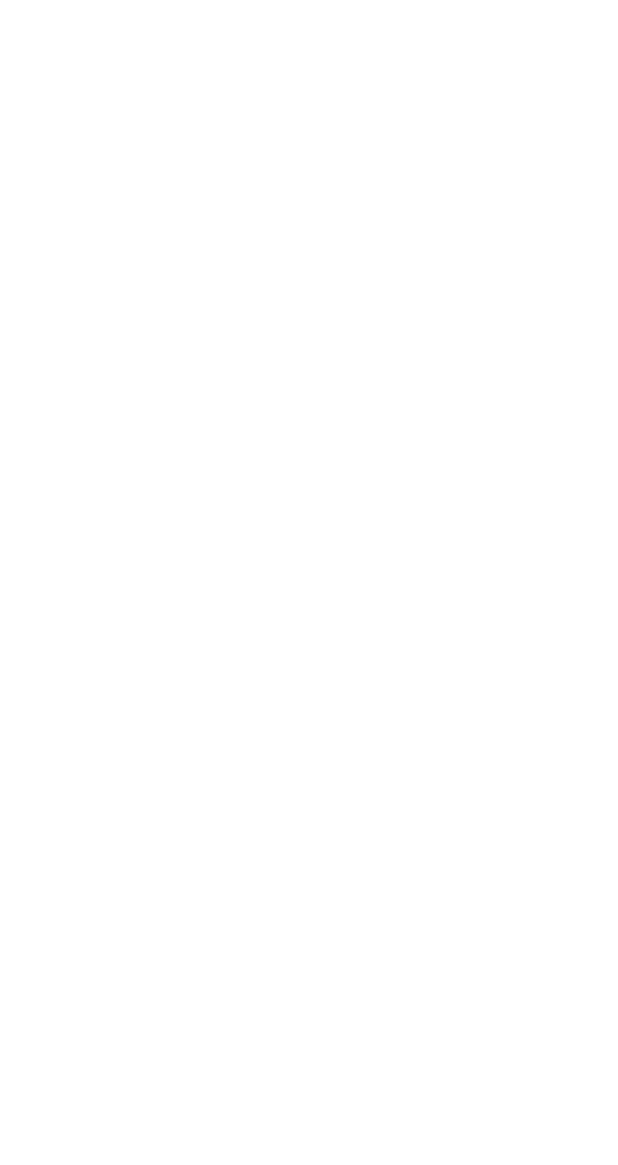
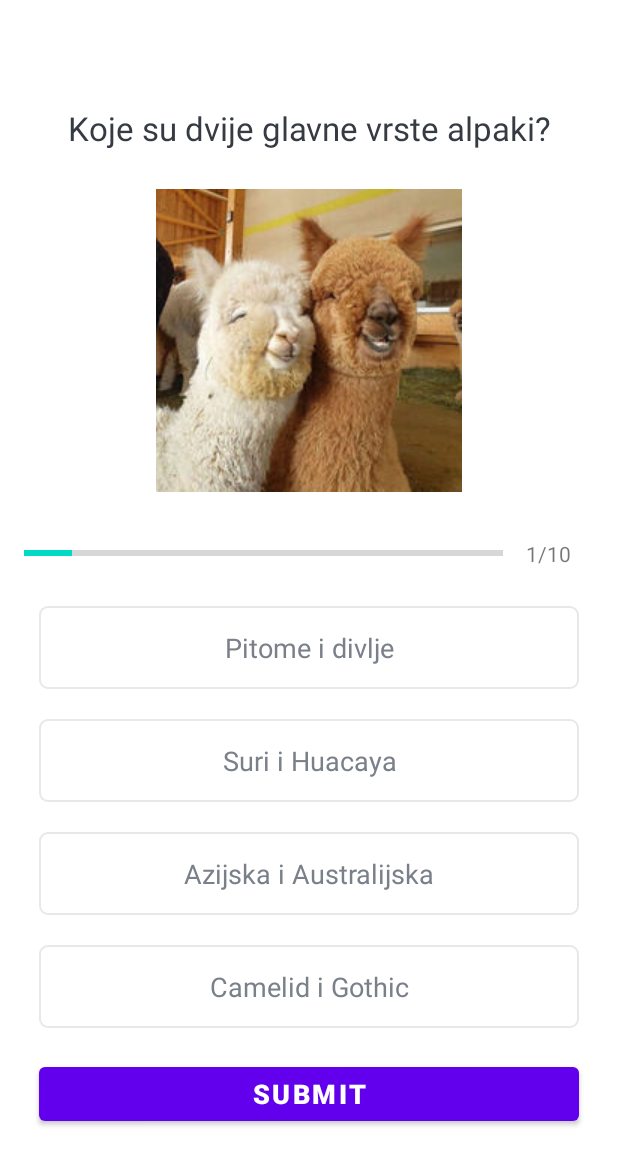
Before and after one commit to dmujanovic/QuizApp, an Android app: the QuizQuestionsActivity screen opened directly, with no data from a screen before it, on a phone screen of 412 x 824 dp. Before the commit the part shown is empty. Shown: the top 1165 px of the screen. Run offline under Robolectric (Android 15) with nearby library versions, the phone set to English and light mode, and no system bars.

Commit message:
QuestionsActivity
Added model and question activity.

```diff
--- a/Android/app/src/main/java/dmujanovic/quizzapp/Constants.kt
+++ b/Android/app/src/main/java/dmujanovic/quizzapp/Constants.kt
@@ -9,7 +9,7 @@ object Constants{
             1, "Koje su dvije glavne vrste alpaki?",
             R.drawable.firstquestion,
             "Pitome i divlje",
-            "Suri & Huacaya",
+            "Suri i Huacaya",
             "Azijska i Australijska",
             "Camelid i Gothic",
             2
--- a/Android/app/src/main/java/dmujanovic/quizzapp/QuizQuestionsActivity.kt
+++ b/Android/app/src/main/java/dmujanovic/quizzapp/QuizQuestionsActivity.kt
@@ -1,8 +1,13 @@
 package dmujanovic.quizzapp
 
+import android.media.Image
 import androidx.appcompat.app.AppCompatActivity
 import android.os.Bundle
 import android.util.Log
+import android.widget.ImageView
+import android.widget.ProgressBar
+import android.widget.TextView
+import org.w3c.dom.Text
 
 class QuizQuestionsActivity : AppCompatActivity() {
     override fun onCreate(savedInstanceState: Bundle?) {
@@ -11,5 +16,28 @@ class QuizQuestionsActivity : AppCompatActivity() {
 
         val questionsList = Constants.getQuestions()
         Log.i("Questions Size", "${questionsList.size}")
+
+        val progressBar = findViewById<ProgressBar>(R.id.progressBar)
+        val progressText = findViewById<TextView>(R.id.tvProgressbar)
+        val questiontext= findViewById<TextView>(R.id.tvQuestion)
+        val imageView = findViewById<ImageView>(R.id.ivImage)
+        val optionONe = findViewById<TextView>(R.id.tvOptionOne)
+        val optionTwo = findViewById<TextView>(R.id.tvOptionTwo)
+        val optionThree = findViewById<TextView>(R.id.tvOptionThree)
+        val optionFour = findViewById<TextView>(R.id.tvOptionFour)
+
+        val currentPosition = 1
+        val question: Question? = questionsList[currentPosition -1]
+        progressBar.progress = currentPosition
+        progressText.text = "$currentPosition" + "/" + progressBar.max
+
+        questiontext.text = question!!.question
+        imageView.setImageResource(question.image)
+        optionONe.text = question.optionOne
+        optionTwo.text = question.optionTwo
+        optionThree.text = question.optionThree
+        optionFour.text = question.optionFour
+
+
     }
 }
--- /dev/null
+++ b/Android/app/src/main/res/drawable/default_option_border_bg.xml
@@ -0,0 +1,11 @@
+<?xml version="1.0" encoding="utf-8"?>
+<shape xmlns:android="http://schemas.android.com/apk/res/android"
+ android:shape="rectangle">
+
+    <stroke
+        android:width="1dp"
+        android:color="#E8E8E8"/>
+    <solid android:color="@android:color/white"/>
+
+    <corners android:radius="5dp" />
+</shape>
--- a/Android/app/src/main/res/layout/activity_quiz_questions.xml
+++ b/Android/app/src/main/res/layout/activity_quiz_questions.xml
@@ -1,9 +1,127 @@
 <?xml version="1.0" encoding="utf-8"?>
-<androidx.constraintlayout.widget.ConstraintLayout xmlns:android="http://schemas.android.com/apk/res/android"
+<ScrollView xmlns:android="http://schemas.android.com/apk/res/android"
     xmlns:app="http://schemas.android.com/apk/res-auto"
     xmlns:tools="http://schemas.android.com/tools"
     android:layout_width="match_parent"
     android:layout_height="match_parent"
+    android:fillViewport="true"
     tools:context=".QuizQuestionsActivity">
 
-</androidx.constraintlayout.widget.ConstraintLayout>
+    <LinearLayout
+        android:layout_width="match_parent"
+        android:layout_height="wrap_content"
+        android:orientation="vertical"
+        android:gravity="center"
+        android:padding="16dp">
+
+        <TextView
+            android:id="@+id/tvQuestion"
+            android:layout_width="match_parent"
+            android:layout_height="wrap_content"
+            android:layout_margin="10dp"
+            android:gravity="center"
+            android:textColor="#363A43"
+            android:textSize="22sp"
+            android:text="This is sample question text"/>
+        <ImageView
+            android:id="@+id/ivImage"
+            android:layout_width="wrap_content"
+            android:layout_height="wrap_content"
+            android:layout_marginTop="16dp"
+            android:src="@drawable/firstquestion"/>
+        <LinearLayout
+            android:id="@+id/ll_progress_details"
+            android:layout_width="match_parent"
+            android:layout_height="wrap_content"
+            android:layout_marginTop="16dp"
+            android:gravity="center_vertical"
+            android:orientation="horizontal">
+
+            <ProgressBar
+                android:id="@+id/progressBar"
+                style="?android:attr/progressBarStyleHorizontal"
+                android:layout_width="0dp"
+                android:layout_height="wrap_content"
+                android:layout_weight="1"
+                android:max="10"
+                android:minHeight="50dp"
+                android:progress="0"
+                android:indeterminate="false"
+                />
+            <TextView
+                android:id="@+id/tvProgressbar"
+                android:layout_width="wrap_content"
+                android:layout_height="wrap_content"
+                android:padding="15dp"
+                android:gravity="center"
+                android:textColorHint="#7A8089"
+                android:textSize="14sp"
+                android:text="0/10"/>
+
+
+        </LinearLayout>
+
+        <TextView
+            android:id="@+id/tvOptionOne"
+            android:layout_width="match_parent"
+            android:layout_height="wrap_content"
+            android:layout_margin="10dp"
+            android:background="@drawable/default_option_border_bg"
+            android:gravity="center"
+            android:padding="15dp"
+            android:textColor="#7A8089"
+            android:textSize="18dp"
+            android:text="Apple"/>
+
+        <TextView
+            android:id="@+id/tvOptionTwo"
+            android:layout_width="match_parent"
+            android:layout_height="wrap_content"
+            android:layout_margin="10dp"
+            android:background="@drawable/default_option_border_bg"
+            android:gravity="center"
+            android:padding="15dp"
+            android:textColor="#7A8089"
+            android:textSize="18dp"
+            android:text="Apple"/>
+
+        <TextView
+            android:id="@+id/tvOptionThree"
+            android:layout_width="match_parent"
+            android:layout_height="wrap_content"
+            android:layout_margin="10dp"
+            android:background="@drawable/default_option_border_bg"
+            android:gravity="center"
+            android:padding="15dp"
+            android:textColor="#7A8089"
+            android:textSize="18dp"
+            android:text="Apple"/>
+
+        <TextView
+            android:id="@+id/tvOptionFour"
+            android:layout_width="match_parent"
+            android:layout_height="wrap_content"
+            android:layout_margin="10dp"
+            android:background="@drawable/default_option_border_bg"
+            android:gravity="center"
+            android:padding="15dp"
+            android:textColor="#7A8089"
+            android:textSize="18dp"
+            android:text="Apple"/>
+
+        <Button
+            android:id="@+id/btnSubmit"
+            android:layout_width="match_parent"
+            android:layout_height="wrap_content"
+            android:layout_margin="10dp"
+            android:text="Submit"
+            android:textColor="@color/white"
+            android:textStyle="bold"
+            android:textSize="18sp"
+            />
+
+    </LinearLayout>
+
+
+
+</ScrollView>
```
Also changed, not shown: Android/app/src/main/res/drawable/firstquestion.jpg, Android/app/src/main/res/drawable/seventhquesiton.jpg (added).
